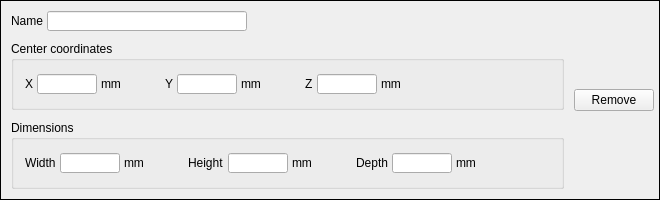
Above: pytripgui/view/cuboidal_voi.ui from pytrip/pytripgui before the change. Below: the same form after it.
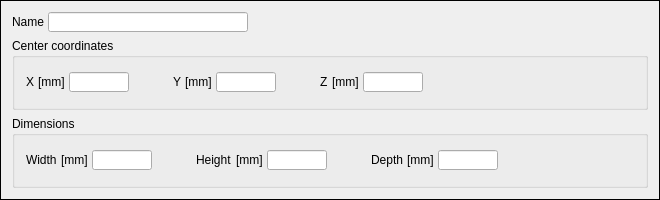
That is the form after the change.

```diff
--- a/pytripgui/view/cuboidal_voi.ui
+++ b/pytripgui/view/cuboidal_voi.ui
@@ -48,39 +48,7 @@
   <property name="midLineWidth">
    <number>10</number>
   </property>
-  <layout class="QHBoxLayout" name="horizontalLayout_3">
-   <property name="spacing">
-    <number>5</number>
-   </property>
-   <property name="leftMargin">
-    <number>5</number>
-   </property>
-   <property name="topMargin">
-    <number>5</number>
-   </property>
-   <property name="rightMargin">
-    <number>5</number>
-   </property>
-   <property name="bottomMargin">
-    <number>5</number>
-   </property>
-   <item>
-    <layout class="QVBoxLayout" name="verticalLayout_2">
-     <property name="spacing">
-      <number>10</number>
-     </property>
-     <property name="leftMargin">
-      <number>5</number>
-     </property>
-     <property name="topMargin">
-      <number>5</number>
-     </property>
-     <property name="rightMargin">
-      <number>5</number>
-     </property>
-     <property name="bottomMargin">
-      <number>5</number>
-     </property>
+  <layout class="QVBoxLayout" name="verticalLayout">
      <item>
       <layout class="QHBoxLayout" name="horizontalLayout">
        <property name="spacing">
@@ -185,22 +153,6 @@
           </property>
          </widget>
         </item>
-        <item>
-         <widget class="QLineEdit" name="centerX_lineEdit">
-          <property name="sizePolicy">
-           <sizepolicy hsizetype="Fixed" vsizetype="Fixed">
-            <horstretch>0</horstretch>
-            <verstretch>0</verstretch>
-           </sizepolicy>
-          </property>
-          <property name="maximumSize">
-           <size>
-            <width>60</width>
-            <height>20</height>
-           </size>
-          </property>
-         </widget>
-        </item>
         <item>
          <widget class="QLabel" name="label_13">
           <property name="maximumSize">
@@ -210,13 +162,29 @@
            </size>
           </property>
           <property name="text">
-           <string>mm</string>
+         <string>[mm]</string>
           </property>
           <property name="scaledContents">
            <bool>true</bool>
           </property>
          </widget>
         </item>
+      <item>
+       <widget class="QLineEdit" name="centerX_lineEdit">
+        <property name="sizePolicy">
+         <sizepolicy hsizetype="Fixed" vsizetype="Fixed">
+          <horstretch>0</horstretch>
+          <verstretch>0</verstretch>
+         </sizepolicy>
+        </property>
+        <property name="maximumSize">
+         <size>
+          <width>60</width>
+          <height>20</height>
+         </size>
+        </property>
+       </widget>
+      </item>
         <item>
          <spacer name="horizontalSpacer_13">
           <property name="orientation">
@@ -249,6 +217,22 @@
           </property>
          </widget>
         </item>
+      <item>
+       <widget class="QLabel" name="label_15">
+        <property name="maximumSize">
+         <size>
+          <width>16777215</width>
+          <height>20</height>
+         </size>
+        </property>
+        <property name="text">
+         <string>[mm]</string>
+        </property>
+        <property name="scaledContents">
+         <bool>true</bool>
+        </property>
+       </widget>
+      </item>
         <item>
          <widget class="QLineEdit" name="centerY_lineEdit">
           <property name="sizePolicy">
@@ -265,22 +249,6 @@
           </property>
          </widget>
         </item>
-        <item>
-         <widget class="QLabel" name="label_17">
-          <property name="maximumSize">
-           <size>
-            <width>16777215</width>
-            <height>20</height>
-           </size>
-          </property>
-          <property name="text">
-           <string>mm</string>
-          </property>
-          <property name="scaledContents">
-           <bool>true</bool>
-          </property>
-         </widget>
-        </item>
         <item>
          <spacer name="horizontalSpacer_14">
           <property name="orientation">
@@ -313,6 +281,22 @@
           </property>
          </widget>
         </item>
+      <item>
+       <widget class="QLabel" name="label_17">
+        <property name="maximumSize">
+         <size>
+          <width>16777215</width>
+          <height>20</height>
+         </size>
+        </property>
+        <property name="text">
+         <string>[mm]</string>
+        </property>
+        <property name="scaledContents">
+         <bool>true</bool>
+        </property>
+       </widget>
+      </item>
         <item>
          <widget class="QLineEdit" name="centerZ_lineEdit">
           <property name="sizePolicy">
@@ -329,22 +313,6 @@
           </property>
          </widget>
         </item>
-        <item>
-         <widget class="QLabel" name="label_15">
-          <property name="maximumSize">
-           <size>
-            <width>16777215</width>
-            <height>20</height>
-           </size>
-          </property>
-          <property name="text">
-           <string>mm</string>
-          </property>
-          <property name="scaledContents">
-           <bool>true</bool>
-          </property>
-         </widget>
-        </item>
         <item>
          <spacer name="horizontalSpacer_9">
           <property name="orientation">
@@ -398,6 +366,22 @@
           </property>
          </widget>
         </item>
+      <item>
+       <widget class="QLabel" name="label_19">
+        <property name="maximumSize">
+         <size>
+          <width>16777215</width>
+          <height>20</height>
+         </size>
+        </property>
+        <property name="text">
+         <string>[mm]</string>
+        </property>
+        <property name="scaledContents">
+         <bool>true</bool>
+        </property>
+       </widget>
+      </item>
         <item>
          <widget class="QLineEdit" name="width_lineEdit">
           <property name="sizePolicy">
@@ -414,22 +398,6 @@
           </property>
          </widget>
         </item>
-        <item>
-         <widget class="QLabel" name="label_21">
-          <property name="maximumSize">
-           <size>
-            <width>16777215</width>
-            <height>20</height>
-           </size>
-          </property>
-          <property name="text">
-           <string>mm</string>
-          </property>
-          <property name="scaledContents">
-           <bool>true</bool>
-          </property>
-         </widget>
-        </item>
         <item>
          <spacer name="horizontalSpacer_10">
           <property name="orientation">
@@ -462,6 +430,22 @@
           </property>
          </widget>
         </item>
+      <item>
+       <widget class="QLabel" name="label_21">
+        <property name="maximumSize">
+         <size>
+          <width>16777215</width>
+          <height>20</height>
+         </size>
+        </property>
+        <property name="text">
+         <string>[mm]</string>
+        </property>
+        <property name="scaledContents">
+         <bool>true</bool>
+        </property>
+       </widget>
+      </item>
         <item>
          <widget class="QLineEdit" name="height_lineEdit">
           <property name="sizePolicy">
@@ -478,22 +462,6 @@
           </property>
          </widget>
         </item>
-        <item>
-         <widget class="QLabel" name="label_19">
-          <property name="maximumSize">
-           <size>
-            <width>16777215</width>
-            <height>20</height>
-           </size>
-          </property>
-          <property name="text">
-           <string>mm</string>
-          </property>
-          <property name="scaledContents">
-           <bool>true</bool>
-          </property>
-         </widget>
-        </item>
         <item>
          <spacer name="horizontalSpacer_11">
           <property name="orientation">
@@ -526,22 +494,6 @@
           </property>
          </widget>
         </item>
-        <item>
-         <widget class="QLineEdit" name="depth_lineEdit">
-          <property name="sizePolicy">
-           <sizepolicy hsizetype="Fixed" vsizetype="Fixed">
-            <horstretch>0</horstretch>
-            <verstretch>0</verstretch>
-           </sizepolicy>
-          </property>
-          <property name="maximumSize">
-           <size>
-            <width>60</width>
-            <height>20</height>
-           </size>
-          </property>
-         </widget>
-        </item>
         <item>
          <widget class="QLabel" name="label_23">
           <property name="maximumSize">
@@ -551,13 +503,29 @@
            </size>
           </property>
           <property name="text">
-           <string>mm</string>
+         <string>[mm]</string>
           </property>
           <property name="scaledContents">
            <bool>true</bool>
           </property>
          </widget>
         </item>
+      <item>
+       <widget class="QLineEdit" name="depth_lineEdit">
+        <property name="sizePolicy">
+         <sizepolicy hsizetype="Fixed" vsizetype="Fixed">
+          <horstretch>0</horstretch>
+          <verstretch>0</verstretch>
+         </sizepolicy>
+        </property>
+        <property name="maximumSize">
+         <size>
+          <width>60</width>
+          <height>20</height>
+         </size>
+        </property>
+       </widget>
+      </item>
         <item>
          <spacer name="horizontalSpacer_12">
           <property name="orientation">
@@ -572,15 +540,6 @@
          </spacer>
         </item>
        </layout>
-      </widget>
-     </item>
-    </layout>
-   </item>
-   <item>
-    <widget class="QPushButton" name="remove_pushButton">
-     <property name="text">
-      <string>Remove</string>
-     </property>
     </widget>
    </item>
   </layout>
```
Lines whose indentation alone changed are shown as unchanged.
